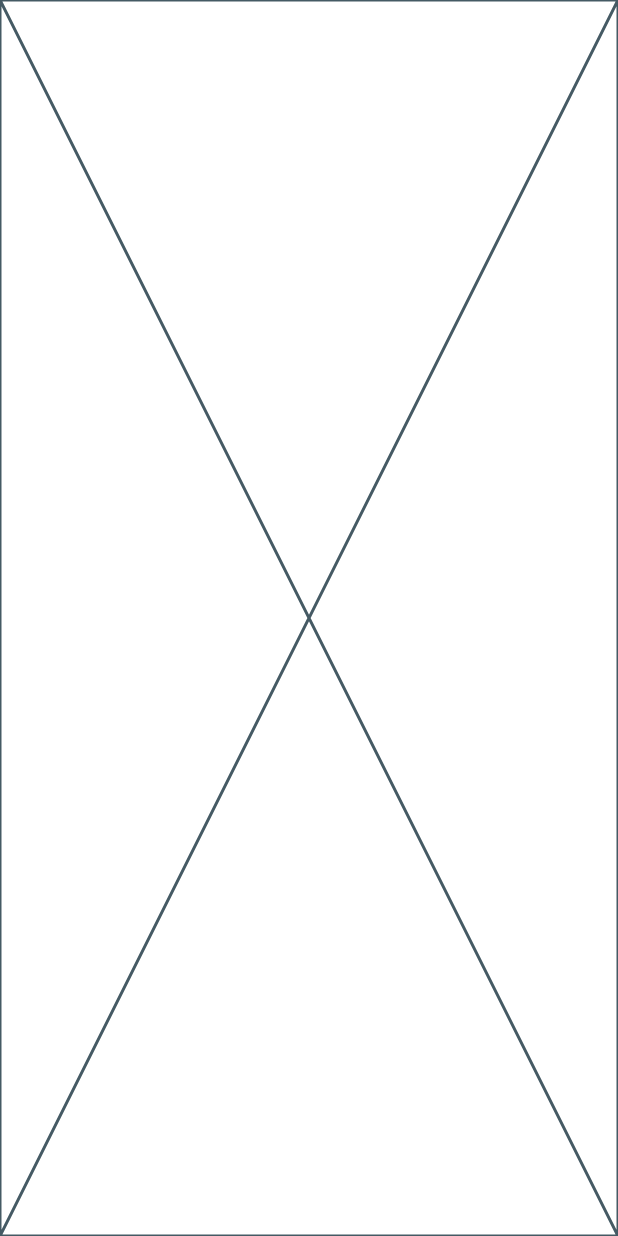
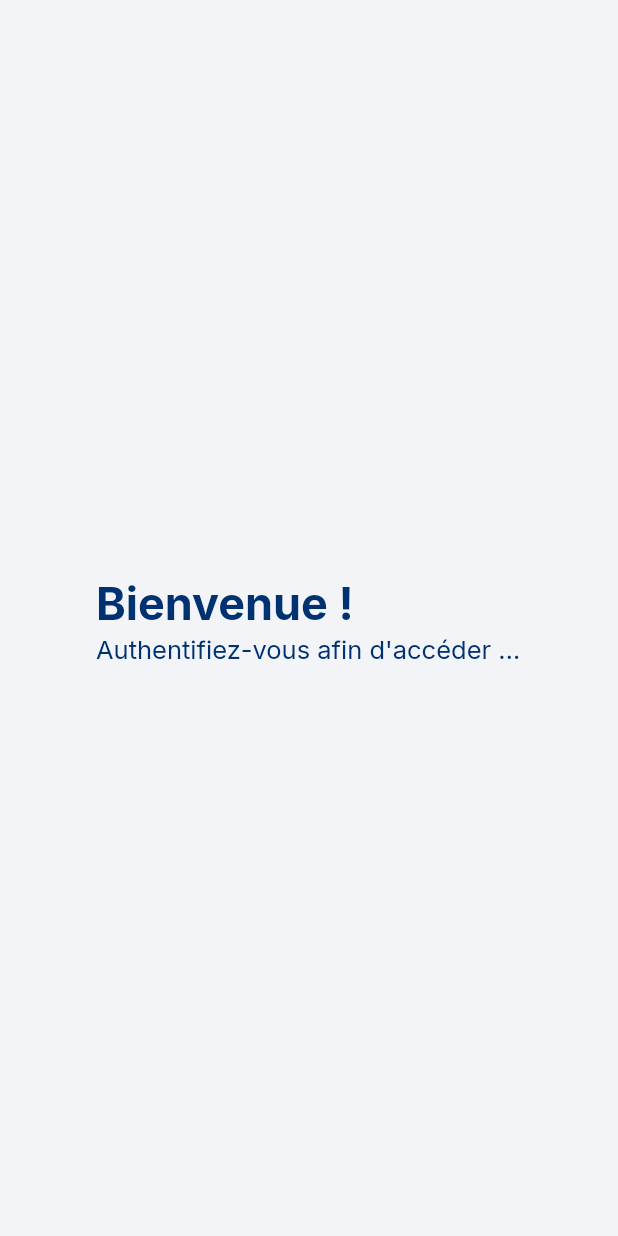
Before and after one commit to Ortega1709/pharmacie_flutter, a Flutter app: the screen it shows after launch, on a phone screen of 412 x 824 dp. Run offline on Flutter 3.47's test engine with Material 2 defaults, Android fonts, the phone set to English and light mode, and no system bars; our stand-ins replace google_fonts; missing offline and left inert: firedart; generated files the repository leaves out were written again.

```diff
--- /dev/null
+++ b/lib/l10n/app_en.arb
@@ -0,0 +1,4 @@
+{
+    "bienvenue": "Welcome !",
+    "authentification":  "Authenticate to access the home interface"
+}
--- /dev/null
+++ b/lib/l10n/app_fr.arb
@@ -0,0 +1,4 @@
+{
+    "bienvenue": "Bienvenue !",
+    "authentification":  "Authentifiez-vous afin d'accéder à l'interface d'accueil"
+}
--- /dev/null
+++ b/lib/l10n/l10n.dart
@@ -0,0 +1,11 @@
+import 'dart:ui';
+
+/// all local languages
+class L10n {
+
+  static final all = [
+    const Locale('en'), // english
+    const Locale('fr') // french
+  ];
+
+}
--- a/lib/main.dart
+++ b/lib/main.dart
@@ -1,6 +1,10 @@
 import 'package:firedart/firedart.dart';
 import 'package:flutter/material.dart';
 import 'package:flutter/services.dart';
+import 'package:flutter_localizations/flutter_localizations.dart';
+import 'package:pharmacie/l10n/l10n.dart';
+import 'package:flutter_gen/gen_l10n/app_localizations.dart';
+import 'package:pharmacie/screen/authentication_screen.dart';
 import 'package:pharmacie/style/color.dart';
 
 /// main function
@@ -30,14 +34,24 @@ class MyApp extends StatelessWidget {
       title: 'Pharmacie',
       debugShowCheckedModeBanner: false,
 
+      /// app localization
+      supportedLocales: L10n.all,
+
+      /// localization delegates
+      localizationsDelegates: const [
+        AppLocalizations.delegate,
+        GlobalMaterialLocalizations.delegate,
+        GlobalWidgetsLocalizations.delegate,
+        GlobalCupertinoLocalizations.delegate,
+      ],
+
       /// app theme
       theme: ThemeData(
-          scaffoldBackgroundColor: AppColors.white,
-          primarySwatch: Colors.blue,
+          scaffoldBackgroundColor: AppColors.background,
           useMaterial3: true),
 
       /// screen we will launch on start app
-      home: Placeholder(),
+      home: const AuthenticationScreen(),
     );
   }
 }
--- /dev/null
+++ b/lib/screen/authentication_screen.dart
@@ -0,0 +1,48 @@
+import 'package:flutter/material.dart';
+import 'package:pharmacie/style/color.dart';
+import 'package:pharmacie/style/text.dart';
+
+/// authentication screen.
+class AuthenticationScreen extends StatefulWidget {
+  const AuthenticationScreen({Key? key}) : super(key: key);
+
+  @override
+  State<AuthenticationScreen> createState() => _AuthenticationScreenState();
+}
+
+class _AuthenticationScreenState extends State<AuthenticationScreen> {
+
+  /// boolean for circular indicator
+  bool isLoading = false;
+  final formKey = GlobalKey<State>();
+
+  /// text controllers
+  TextEditingController emailController = TextEditingController();
+  TextEditingController passwordController = TextEditingController();
+
+  @override
+  Widget build(BuildContext context) {
+    return Scaffold(
+
+      /// body of screen
+      body: Center(
+        child: AlertDialog(
+          backgroundColor: AppColors.background,
+          title: Column(
+            crossAxisAlignment: CrossAxisAlignment.stretch,
+            children: const [
+
+              /// header of login
+              PrimaryText(text: "Bienvenue !", fontSize: 30),
+              SecondaryText(
+                  text:  "Authentifiez-vous afin d'accéder à l'interface d'accueil",
+                  fontSize: 17,
+                  color: AppColors.blue),
+
+            ],
+          ),
+        ),
+      ),
+    );
+  }
+}
--- a/pubspec.yaml
+++ b/pubspec.yaml
@@ -31,6 +31,8 @@ environment:
 dependencies:
   flutter:
     sdk: flutter
+  flutter_localizations:
+    sdk: flutter
 
 
   # The following adds the Cupertino Icons font to your application.
@@ -56,7 +58,7 @@ dev_dependencies:
 
 # The following section is specific to Flutter packages.
 flutter:
-
+  generate: true
   # The following line ensures that the Material Icons font is
   # included with your application, so that you can use the icons in
   # the material Icons class.
```
Also changed, not shown: l10n.yaml (added), lib/screen/authentification_screen.dart (deleted), pubspec.lock.
